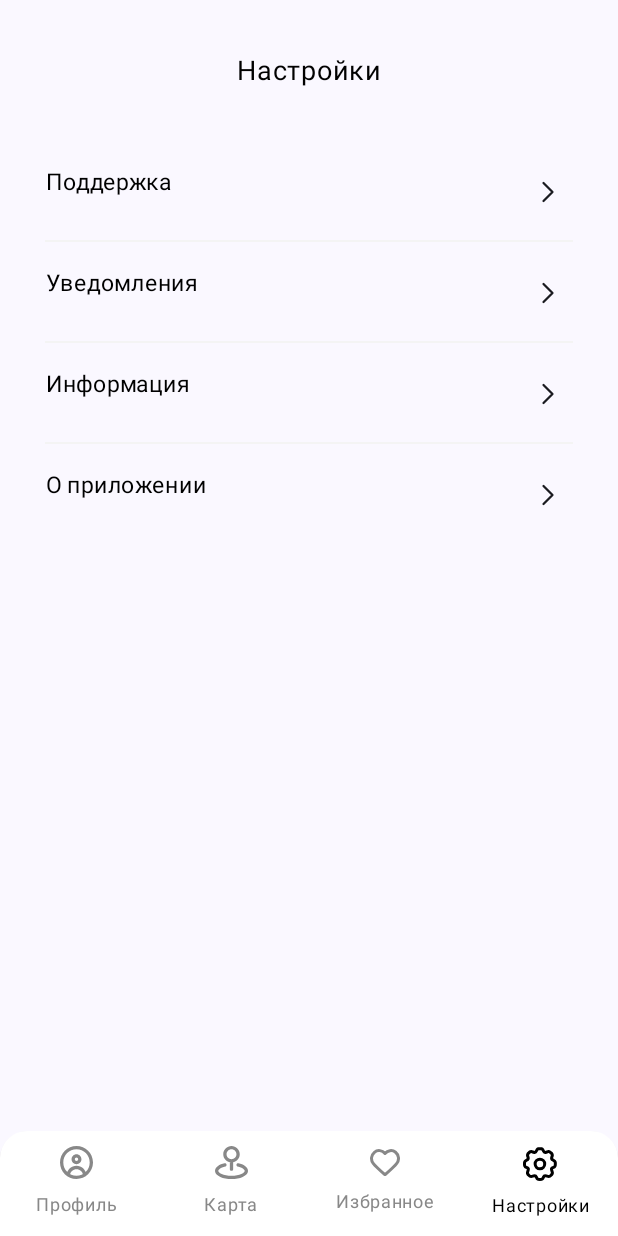
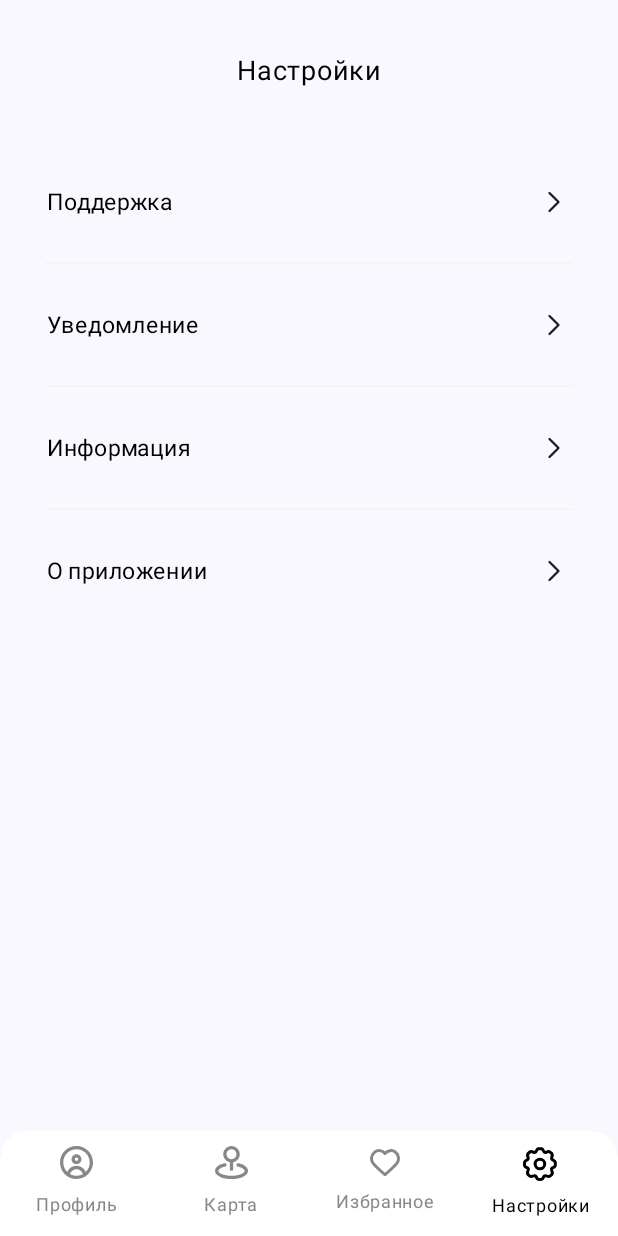
Before and after one commit to Kaz1deX/SmartParking, an Android app built with Jetpack Compose: the SettingsScreen screen opened through its navigation route, on a phone screen of 412 x 824 dp. Run offline under Robolectric (Android 15) with nearby library versions, the phone set to English and light mode, and no system bars.

Commit message:
Changed UI Settings screen

```diff
--- a/app/src/main/java/com/example/smartparking/ui/screen/settings/SettingsScreen.kt
+++ b/app/src/main/java/com/example/smartparking/ui/screen/settings/SettingsScreen.kt
@@ -1,7 +1,11 @@
 package com.example.smartparking.ui.screen.settings
 
 import android.content.Context
+import android.provider.Settings.Global.getString
+import androidx.compose.foundation.background
+import androidx.compose.foundation.clickable
 import androidx.compose.foundation.layout.Arrangement
+import androidx.compose.foundation.layout.Box
 import androidx.compose.foundation.layout.Column
 import androidx.compose.foundation.layout.Row
 import androidx.compose.foundation.layout.Spacer
@@ -10,8 +14,10 @@ import androidx.compose.foundation.layout.fillMaxWidth
 import androidx.compose.foundation.layout.height
 import androidx.compose.foundation.layout.padding
 import androidx.compose.foundation.layout.width
+import androidx.compose.foundation.shape.RoundedCornerShape
 import androidx.compose.material.icons.Icons
 import androidx.compose.material.icons.filled.ArrowForward
+import androidx.compose.material3.Button
 import androidx.compose.material3.Divider
 import androidx.compose.material3.Icon
 import androidx.compose.material3.IconButton
@@ -19,8 +25,11 @@ import androidx.compose.material3.Text
 import androidx.compose.runtime.Composable
 import androidx.compose.ui.Alignment
 import androidx.compose.ui.Modifier
+import androidx.compose.ui.draw.clip
 import androidx.compose.ui.graphics.Color
 import androidx.compose.ui.res.painterResource
+import androidx.compose.ui.res.stringArrayResource
+import androidx.compose.ui.res.stringResource
 import androidx.compose.ui.text.font.FontStyle
 import androidx.compose.ui.text.font.FontWeight
 import androidx.compose.ui.text.style.TextAlign
@@ -47,110 +56,49 @@ fun SettingsScreen(navController: NavHostController, context: Context) {
         Spacer(modifier = Modifier
             .padding(top = 50.dp)
         )
-        Row(
-            modifier = Modifier
-                .fillMaxWidth()
-                .padding(start = 30.dp, end = 30.dp),
-            horizontalArrangement = Arrangement.SpaceBetween
-        ) {
-            Text(
-                text = "Поддержка",
-                color = Color.Black,
-                fontSize = 15.sp,
-                textAlign = TextAlign.Center
-            )
-            IconButton(
-                modifier = Modifier
-                    .height(35.dp)
-                    .width(35.dp),
-                onClick = { /*TODO*/ }
-            ) {
-                Icon(painter = painterResource(id = R.drawable.buttonarrow), contentDescription = "")
-            }
-        }
 
+        val settingsName = stringArrayResource(id = R.array.settings)
+
+        for(i in settingsName.indices) {
+            SettingsItem(settingsName[i])
+            if(i != (settingsName.size - 1)) {
                 Divider(modifier = Modifier
                     .padding(start = 30.dp, end = 30.dp, top = 15.dp, bottom = 15.dp),
                     thickness = 1.dp,
                     color = DividerGrey
                 )
+            }
+        }
+    }
+}
 
-        Row(
+
+@Composable
+fun SettingsItem(name: String) {
+    Box(
         modifier = Modifier
             .fillMaxWidth()
-                .padding(start = 30.dp, end = 30.dp),
-            horizontalArrangement = Arrangement.SpaceBetween
+            .padding(start = 15.dp, end = 15.dp)
+            .clip(RoundedCornerShape(10.dp))
+            .height(50.dp)
+            .clickable {
+
+            }
+    ) {
+        Row(
+            horizontalArrangement = Arrangement.SpaceBetween,
+            verticalAlignment = Alignment.CenterVertically,
+            modifier = Modifier
+                .fillMaxSize()
+                .padding(start = 15.dp, end = 15.dp),
         ) {
             Text(
-                text = "Уведомления",
+                text = name,
                 color = Color.Black,
                 fontSize = 15.sp,
                 textAlign = TextAlign.Center
             )
-            IconButton(
-                modifier = Modifier
-                    .height(35.dp)
-                    .width(35.dp),
-                onClick = { /*TODO*/ }
-            ) {
-                Icon(painter = painterResource(id = R.drawable.buttonarrow), contentDescription = "")
-            }
-        }
-
-        Divider(modifier = Modifier
-            .padding(start = 30.dp, end = 30.dp, top = 15.dp, bottom = 15.dp),
-            thickness = 1.dp,
-            color = DividerGrey
-        )
-
-        Row(
-            modifier = Modifier
-                .fillMaxWidth()
-                .padding(start = 30.dp, end = 30.dp),
-            horizontalArrangement = Arrangement.SpaceBetween
-        ) {
-            Text(
-                text = "Информация",
-                color = Color.Black,
-                fontSize = 15.sp,
-                textAlign = TextAlign.Center
-            )
-            IconButton(
-                modifier = Modifier
-                    .height(35.dp)
-                    .width(35.dp),
-                onClick = { /*TODO*/ }
-            ) {
-                Icon(painter = painterResource(id = R.drawable.buttonarrow), contentDescription = "")
-            }
-        }
-
-        Divider(modifier = Modifier
-            .padding(start = 30.dp, end = 30.dp, top = 15.dp, bottom = 15.dp),
-            thickness = 1.dp,
-            color = DividerGrey
-        )
-
-        Row(
-            modifier = Modifier
-                .fillMaxWidth()
-                .padding(start = 30.dp, end = 30.dp),
-            horizontalArrangement = Arrangement.SpaceBetween
-        ) {
-            Text(
-                text = "О приложении",
-                color = Color.Black,
-                fontSize = 15.sp,
-                textAlign = TextAlign.Center
-            )
-            IconButton(
-                modifier = Modifier
-                    .height(35.dp)
-                    .width(35.dp),
-                onClick = { /*TODO*/ }
-            ) {
             Icon(painter = painterResource(id = R.drawable.buttonarrow), contentDescription = "")
         }
     }
 }
-}
--- /dev/null
+++ b/app/src/main/res/values/settings.xml
@@ -0,0 +1,9 @@
+<?xml version="1.0" encoding="utf-8"?>
+<resources>
+    <string-array name="settings">
+        <item>Поддержка</item>
+        <item>Уведомление</item>
+        <item>Информация</item>
+        <item>О приложении</item>
+    </string-array>
+</resources>
```
Lines whose indentation alone changed are shown as unchanged.
